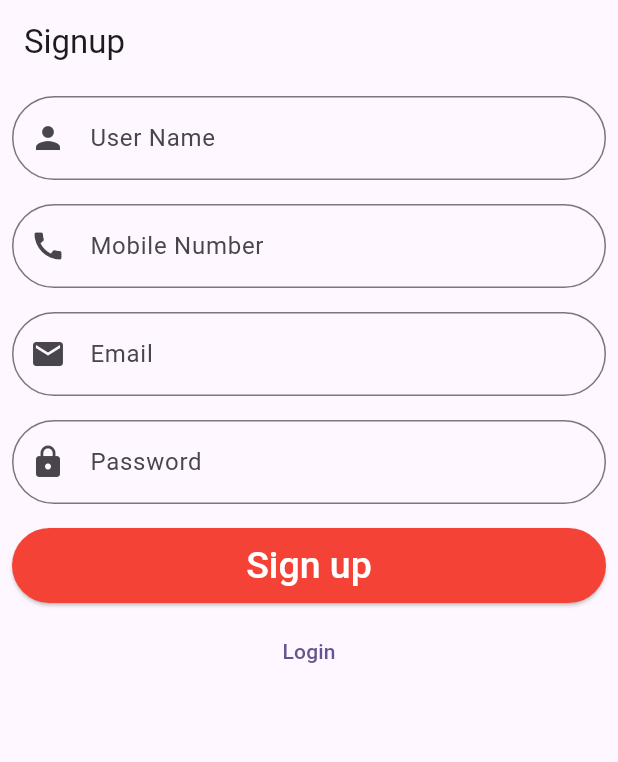
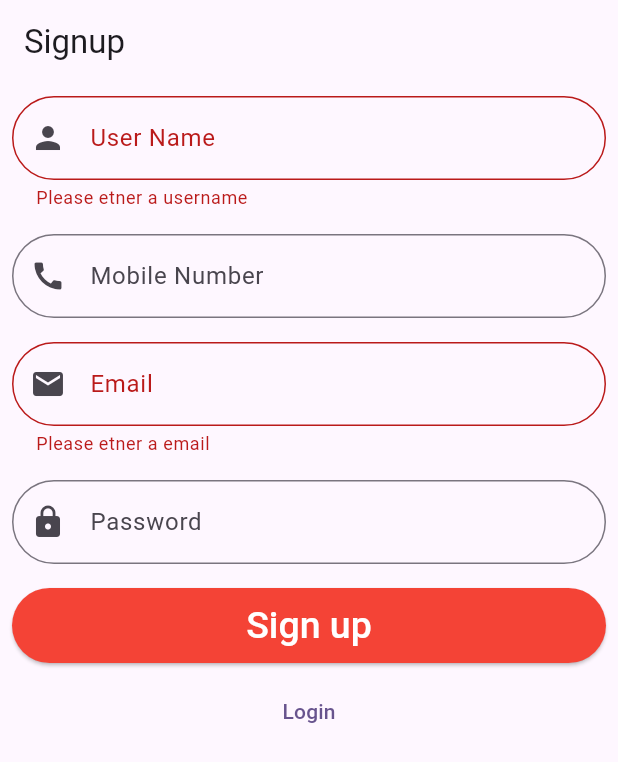
Before and after one commit to abhisheklive01/social_app, a Flutter app: the screen it shows after launch, after a tap on "Sign up", on a phone screen of 412 x 824 dp. Shown: the top 762 px of the screen. Run offline on Flutter 3.47's test engine with Material 2 defaults, Android fonts, the phone set to English and light mode, and no system bars.

Commit message:
signup validation

```diff
--- a/lib/signup.dart
+++ b/lib/signup.dart
@@ -4,9 +4,18 @@ import 'package:social_app/login.dart';
 class SignUpScreen extends StatelessWidget {
   SignUpScreen({super.key});
   final TextEditingController _usernameController = TextEditingController();
+  final TextEditingController _phoneNumberController = TextEditingController();
+  final TextEditingController _emailController = TextEditingController();
+  final TextEditingController _passwordController = TextEditingController();
+
+  final _formKey = GlobalKey<FormState>();
 
   submit() {
-    print(_usernameController.text);
+    if (_formKey.currentState!.validate()) {
+      ScaffoldMessenger.of(_formKey.currentContext!).showSnackBar(SnackBar(
+        content: const Text('Form Submitted Successfully'),
+      ));
+    }
   }
 
   @override
@@ -16,12 +25,20 @@ class SignUpScreen extends StatelessWidget {
         title: const Text("Signup"),
       ),
       body: SingleChildScrollView(
+        child: Form(
+          key: _formKey,
           child: Column(
             children: [
               Padding(
                 padding: const EdgeInsets.all(8.0),
                 child: TextFormField(
                   controller: _usernameController,
+                  validator: (value) {
+                    if (value!.isEmpty) {
+                      return 'Please etner a username';
+                    }
+                    return null;
+                  },
                   decoration: InputDecoration(
                       border: OutlineInputBorder(
                           borderRadius: BorderRadius.circular(50)),
@@ -32,6 +49,7 @@ class SignUpScreen extends StatelessWidget {
               Padding(
                 padding: const EdgeInsets.all(8.0),
                 child: TextFormField(
+                  controller: _phoneNumberController,
                   decoration: InputDecoration(
                       border: OutlineInputBorder(
                           borderRadius: BorderRadius.circular(50)),
@@ -42,6 +60,18 @@ class SignUpScreen extends StatelessWidget {
               Padding(
                 padding: const EdgeInsets.all(8.0),
                 child: TextFormField(
+                  controller: _emailController,
+                  validator: (value) {
+                    if (value!.isEmpty) {
+                      return 'Please etner a email';
+                    }
+                    RegExp emailFormt = RegExp(
+                        r'^.+@[a-zA-Z]+\.{1}[a-zA-Z]+(\.{0,1}[a-zA-Z]+)$');
+                    if (!emailFormt.hasMatch(value)) {
+                      return 'Please etner valid a email';
+                    }
+                    return null;
+                  },
                   decoration: InputDecoration(
                       border: OutlineInputBorder(
                           borderRadius: BorderRadius.circular(50)),
@@ -52,6 +82,7 @@ class SignUpScreen extends StatelessWidget {
               Padding(
                 padding: const EdgeInsets.all(8.0),
                 child: TextFormField(
+                  controller: _passwordController,
                   decoration: InputDecoration(
                       border: OutlineInputBorder(
                           borderRadius: BorderRadius.circular(50)),
@@ -84,13 +115,15 @@ class SignUpScreen extends StatelessWidget {
                   onPressed: () {
                     Navigator.push(
                       context,
-                    MaterialPageRoute(builder: (context) => const LoginPage()),
+                      MaterialPageRoute(
+                          builder: (context) => const LoginPage()),
                     );
                   },
                   child: const Text("Login")),
             ],
           ),
         ),
+      ),
     );
   }
 }
```
Lines whose indentation alone changed are shown as unchanged.
